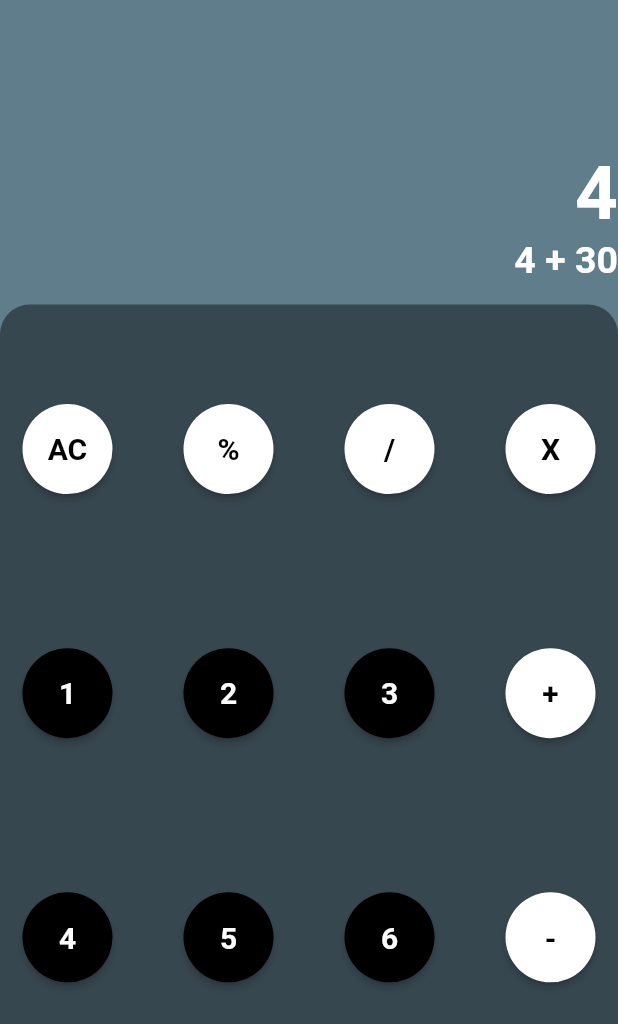
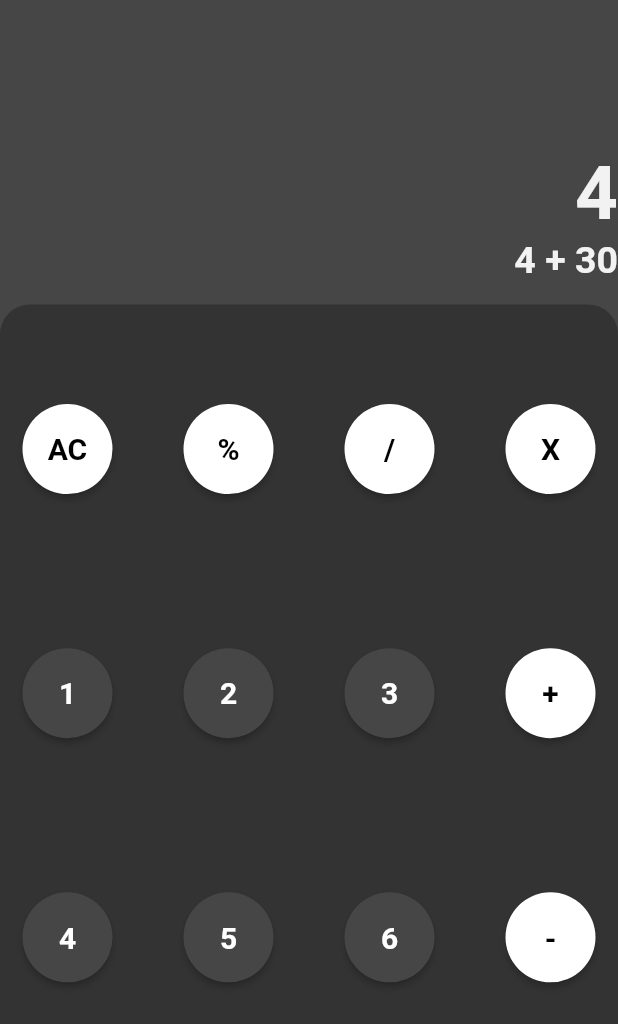
Before and after one commit to haroonkhan9426/Calculator-App, a Flutter app: the screen it shows after launch, on a phone screen of 412 x 824 dp. Shown: the top 1024 px of the screen. Run offline on Flutter 3.47's test engine with Material 2 defaults, Android fonts, the phone set to English and light mode, and no system bars.

Commit message:
Color contants added

```diff
--- /dev/null
+++ b/lib/constants/colors.dart
@@ -0,0 +1,7 @@
+import 'package:flutter/material.dart';
+
+final customLightGreyColor = Color(0xFF464646);
+final customDarkGreyColor = Color(0xFF333333);
+final customGreenColor = Color(0xFF27AE60);
+final customRedColor = Color(0xFFEB5757);
+final customWhiteColor = Color(0xFFF2F2F2);
--- a/lib/screens/calculator-screen.dart
+++ b/lib/screens/calculator-screen.dart
@@ -1,4 +1,5 @@
 import 'package:flutter/material.dart';
+import 'package:gdgsession2/constants/colors.dart';
 
 class CalculatorScreen extends StatefulWidget {
   @override
@@ -11,7 +12,7 @@ class _CalculatorScreenState extends State<CalculatorScreen> {
   @override
   Widget build(BuildContext context) {
     return Scaffold(
-      backgroundColor: Colors.blueGrey,
+      backgroundColor: customLightGreyColor,
       body: Padding(
         padding: const EdgeInsets.only(top: 100),
         child: Column(
@@ -32,7 +33,7 @@ class _CalculatorScreenState extends State<CalculatorScreen> {
     return Text(
       '4',
       style: TextStyle(
-          color: Colors.white, fontWeight: FontWeight.bold, fontSize: 50),
+          color: customWhiteColor, fontWeight: FontWeight.bold, fontSize: 50),
     );
   }
 
@@ -40,7 +41,7 @@ class _CalculatorScreenState extends State<CalculatorScreen> {
     return Text(
       '4 + 30',
       style: TextStyle(
-          color: Colors.white, fontWeight: FontWeight.bold, fontSize: 25),
+          color: customWhiteColor, fontWeight: FontWeight.bold, fontSize: 25),
     );
   }
 
@@ -52,7 +53,7 @@ class _CalculatorScreenState extends State<CalculatorScreen> {
         decoration: BoxDecoration(
           borderRadius: BorderRadius.only(
               topLeft: Radius.circular(20), topRight: Radius.circular(20)),
-          color: Colors.blueGrey[800],
+          color: customDarkGreyColor,
         ),
         child: Column(
           mainAxisAlignment: MainAxisAlignment.spaceAround,
@@ -120,7 +121,7 @@ class _CalculatorScreenState extends State<CalculatorScreen> {
           style: TextStyle(
               color: Colors.white, fontSize: 20, fontWeight: FontWeight.bold),
         ),
-        color: Colors.black,
+        color: customLightGreyColor,
         shape: CircleBorder(),
         onPressed: onPressed,
       ),
```
